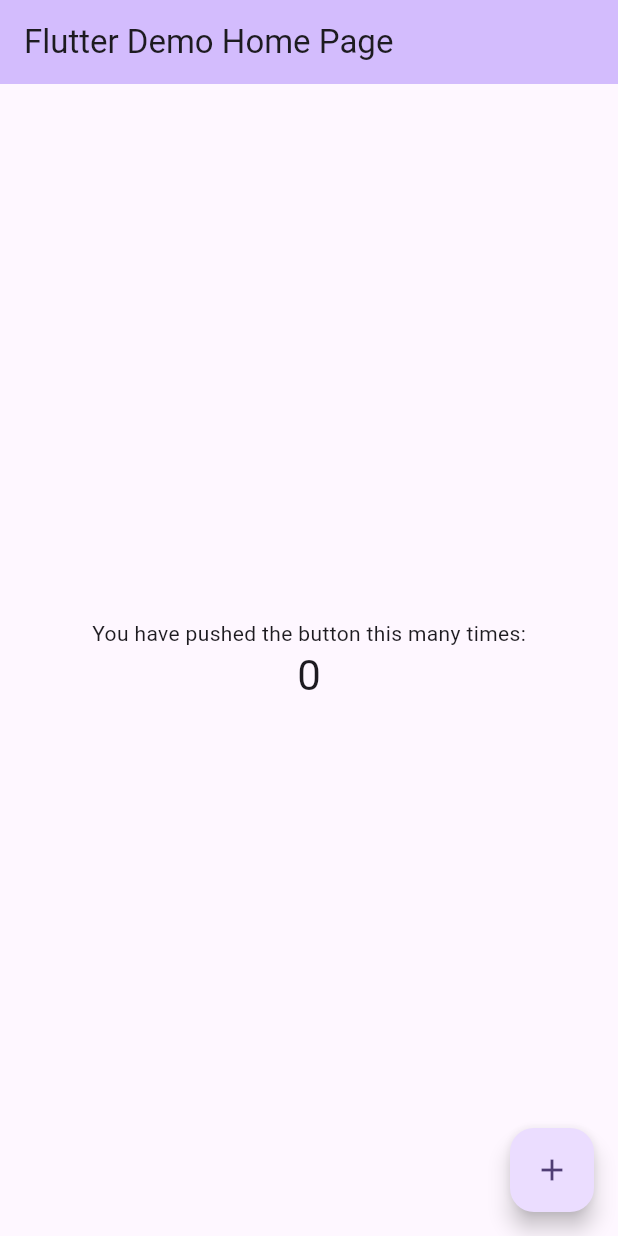
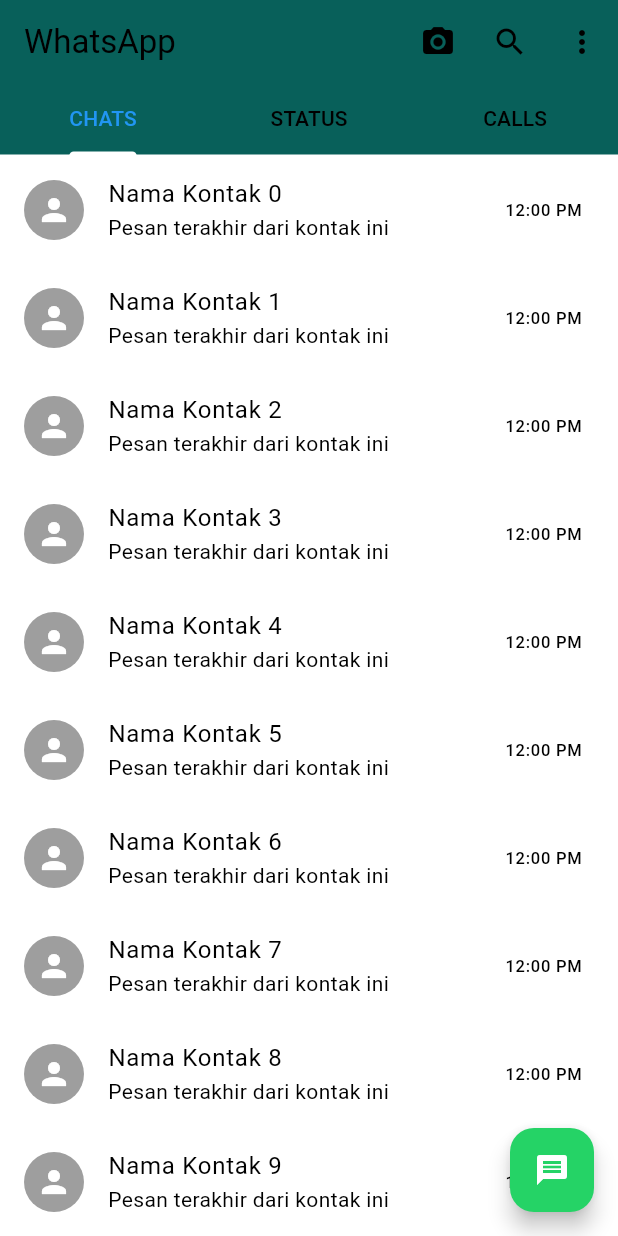
Before and after one commit to Gungdeyana/-mobile-programming-ca221, a Flutter app: the screen it shows after launch, on a phone screen of 412 x 824 dp. Run offline on Flutter 3.47's test engine with Material 3 defaults, Android fonts, the phone set to English and light mode, and no system bars.

Commit message:
Layout Aplikasi Whatsapp

```diff
--- a/lib/main.dart
+++ b/lib/main.dart
@@ -1,125 +1,202 @@
 import 'package:flutter/material.dart';
 
 void main() {
-  runApp(const MyApp());
+  runApp(MyApp());
 }
 
 class MyApp extends StatelessWidget {
   const MyApp({super.key});
 
-  // This widget is the root of your application.
   @override
   Widget build(BuildContext context) {
     return MaterialApp(
-      title: 'Flutter Demo',
+      title: 'WhatsApp Clone',
       theme: ThemeData(
-        // This is the theme of your application.
-        //
-        // TRY THIS: Try running your application with "flutter run". You'll see
-        // the application has a purple toolbar. Then, without quitting the app,
-        // try changing the seedColor in the colorScheme below to Colors.green
-        // and then invoke "hot reload" (save your changes or press the "hot
-        // reload" button in a Flutter-supported IDE, or press "r" if you used
-        // the command line to start the app).
-        //
-        // Notice that the counter didn't reset back to zero; the application
-        // state is not lost during the reload. To reset the state, use hot
-        // restart instead.
-        //
-        // This works for code too, not just values: Most code changes can be
-        // tested with just a hot reload.
-        colorScheme: ColorScheme.fromSeed(seedColor: Colors.deepPurple),
-        useMaterial3: true,
+        primaryColor: const Color(0xFF075E54),
+        colorScheme: ColorScheme.fromSwatch().copyWith(
+          secondary: const Color(0xFF25D366),
+        ),
+        appBarTheme: const AppBarTheme(
+          backgroundColor: Color(0xFF075E54),
+        ),
       ),
-      home: const MyHomePage(title: 'Flutter Demo Home Page'),
+      home: WhatsAppHome(),
     );
   }
 }
 
-class MyHomePage extends StatefulWidget {
-  const MyHomePage({super.key, required this.title});
-
-  // This widget is the home page of your application. It is stateful, meaning
-  // that it has a State object (defined below) that contains fields that affect
-  // how it looks.
-
-  // This class is the configuration for the state. It holds the values (in this
-  // case the title) provided by the parent (in this case the App widget) and
-  // used by the build method of the State. Fields in a Widget subclass are
-  // always marked "final".
-
-  final String title;
+class WhatsAppHome extends StatefulWidget {
+  const WhatsAppHome({super.key});
 
   @override
-  State<MyHomePage> createState() => _MyHomePageState();
+  _WhatsAppHomeState createState() => _WhatsAppHomeState();
 }
 
-class _MyHomePageState extends State<MyHomePage> {
-  int _counter = 0;
+class _WhatsAppHomeState extends State<WhatsAppHome>
+    with SingleTickerProviderStateMixin {
+  TabController? _tabController;
 
-  void _incrementCounter() {
-    setState(() {
-      // This call to setState tells the Flutter framework that something has
-      // changed in this State, which causes it to rerun the build method below
-      // so that the display can reflect the updated values. If we changed
-      // _counter without calling setState(), then the build method would not be
-      // called again, and so nothing would appear to happen.
-      _counter++;
-    });
+  @override
+  void initState() {
+    super.initState();
+    _tabController = TabController(length: 3, vsync: this);
   }
 
   @override
   Widget build(BuildContext context) {
-    // This method is rerun every time setState is called, for instance as done
-    // by the _incrementCounter method above.
-    //
-    // The Flutter framework has been optimized to make rerunning build methods
-    // fast, so that you can just rebuild anything that needs updating rather
-    // than having to individually change instances of widgets.
     return Scaffold(
       appBar: AppBar(
-        // TRY THIS: Try changing the color here to a specific color (to
-        // Colors.amber, perhaps?) and trigger a hot reload to see the AppBar
-        // change color while the other colors stay the same.
-        backgroundColor: Theme.of(context).colorScheme.inversePrimary,
-        // Here we take the value from the MyHomePage object that was created by
-        // the App.build method, and use it to set our appbar title.
-        title: Text(widget.title),
-      ),
-      body: Center(
-        // Center is a layout widget. It takes a single child and positions it
-        // in the middle of the parent.
-        child: Column(
-          // Column is also a layout widget. It takes a list of children and
-          // arranges them vertically. By default, it sizes itself to fit its
-          // children horizontally, and tries to be as tall as its parent.
-          //
-          // Column has various properties to control how it sizes itself and
-          // how it positions its children. Here we use mainAxisAlignment to
-          // center the children vertically; the main axis here is the vertical
-          // axis because Columns are vertical (the cross axis would be
-          // horizontal).
-          //
-          // TRY THIS: Invoke "debug painting" (choose the "Toggle Debug Paint"
-          // action in the IDE, or press "p" in the console), to see the
-          // wireframe for each widget.
-          mainAxisAlignment: MainAxisAlignment.center,
-          children: <Widget>[
-            const Text(
-              'You have pushed the button this many times:',
-            ),
-            Text(
-              '$_counter',
-              style: Theme.of(context).textTheme.headlineMedium,
-            ),
+        title: const Text('WhatsApp'),
+        elevation: 0.7,
+        actions: [
+          IconButton(
+            icon: const Icon(Icons.camera_alt),
+            onPressed: () {
+              // Aksi untuk kamera
+            },
+          ),
+          IconButton(
+            icon: const Icon(Icons.search),
+            onPressed: () {
+              // Aksi untuk pencarian
+            },
+          ),
+          IconButton(
+            icon: const Icon(Icons.more_vert), // Ikon titik tiga
+            onPressed: () {
+              // Aksi untuk menu lainnya
+            },
+          ),
+        ],
+        bottom: TabBar(
+          controller: _tabController,
+          indicatorColor: Colors.white,
+          tabs: const [
+            Tab(text: "CHATS"),
+            Tab(text: "STATUS"),
+            Tab(text: "CALLS"),
           ],
         ),
       ),
+      body: TabBarView(
+        controller: _tabController,
+        children: [
+          // Tab 1: Chats
+          ChatsTab(),
+          // Tab 2: Status
+          StatusTab(),
+          // Tab 3: Calls
+          CallsTab(),
+        ],
+      ),
       floatingActionButton: FloatingActionButton(
-        onPressed: _incrementCounter,
-        tooltip: 'Increment',
-        child: const Icon(Icons.add),
-      ), // This trailing comma makes auto-formatting nicer for build methods.
+        backgroundColor: Theme.of(context).colorScheme.secondary,
+        child: const Icon(Icons.message, color: Colors.white),
+        onPressed: () {
+          // Tambahkan aksi ketika tombol ditap
+        },
+      ),
     );
   }
 }
+
+class ChatsTab extends StatelessWidget {
+  const ChatsTab({super.key});
+
+  @override
+  Widget build(BuildContext context) {
+    return ListView.builder(
+      itemCount: 10,
+      itemBuilder: (context, index) {
+        return ListTile(
+          leading: const CircleAvatar(
+            backgroundColor: Colors.grey,
+            child: Icon(Icons.person, color: Colors.white),
+          ),
+          title: Text('Nama Kontak $index'),
+          subtitle: const Text('Pesan terakhir dari kontak ini'),
+          trailing: const Text('12:00 PM'),
+        );
+      },
+    );
+  }
+}
+
+class StatusTab extends StatelessWidget {
+  const StatusTab({super.key});
+
+  @override
+  Widget build(BuildContext context) {
+    return ListView(
+      children: const [
+        ListTile(
+          leading: CircleAvatar(
+            backgroundColor: Colors.green,
+            child: Icon(Icons.add, color: Colors.white),
+          ),
+          title: Text('Status Saya'),
+          subtitle: Text('Tap untuk menambahkan status'),
+        ),
+        Divider(),
+        ListTile(
+          leading: CircleAvatar(
+            backgroundColor: Colors.grey,
+            child: Icon(Icons.person, color: Colors.white),
+          ),
+          title: Text('Status Kontak 1'),
+          subtitle: Text('20 menit yang lalu'),
+        ),
+        ListTile(
+          leading: CircleAvatar(
+            backgroundColor: Colors.grey,
+            child: Icon(Icons.person, color: Colors.white),
+          ),
+          title: Text('Status Kontak 2'),
+          subtitle: Text('1 jam yang lalu'),
+        ),
+      ],
+    );
+  }
+}
+
+class CallsTab extends StatelessWidget {
+  const CallsTab({super.key});
+
+  @override
+  Widget build(BuildContext context) {
+    return ListView(
+      children: [
+        ListTile(
+          leading: const CircleAvatar(
+            backgroundColor: Colors.grey,
+            child: Icon(Icons.person, color: Colors.white),
+          ),
+          title: const Text('Panggilan 1'),
+          subtitle: const Row(
+            children: [
+              Icon(Icons.call_made, color: Colors.green, size: 16),
+              SizedBox(width: 5),
+              Text('Hari ini, 09:00 AM'),
+            ],
+          ),
+          trailing: Icon(Icons.call, color: Theme.of(context).primaryColor),
+        ),
+        ListTile(
+          leading: const CircleAvatar(
+            backgroundColor: Colors.grey,
+            child: Icon(Icons.person, color: Colors.white),
+          ),
+          title: const Text('Panggilan 2'),
+          subtitle: const Row(
+            children: [
+              Icon(Icons.call_received, color: Colors.red, size: 16),
+              SizedBox(width: 5),
+              Text('Kemarin, 08:00 PM'),
+            ],
+          ),
+          trailing: Icon(Icons.videocam, color: Theme.of(context).primaryColor),
+        ),
+      ],
+    );
+  }
+}
```
